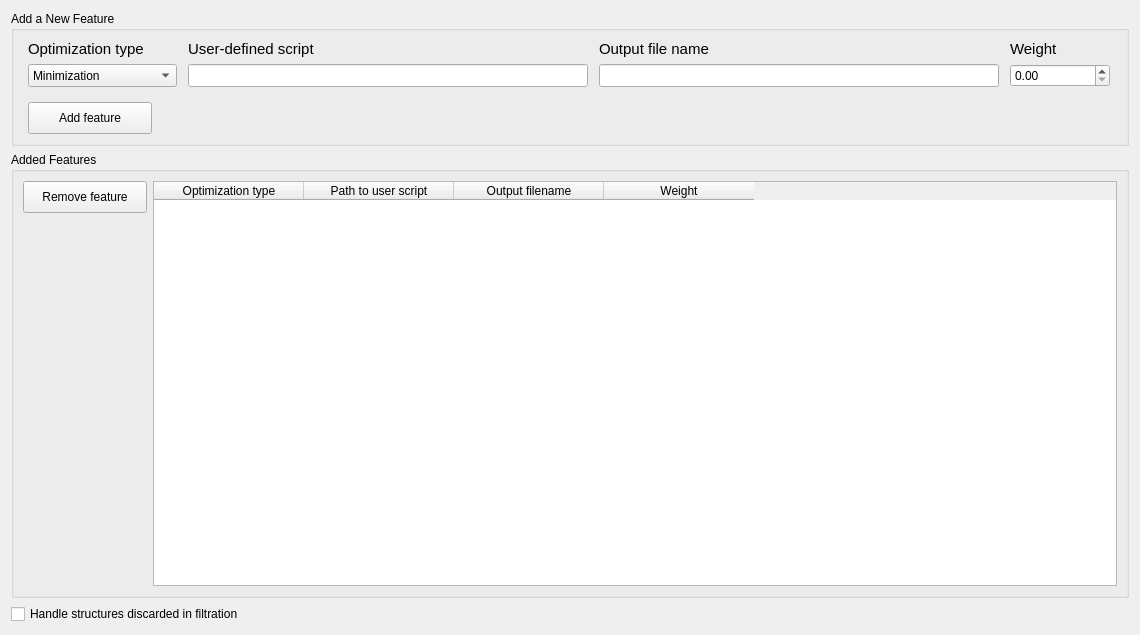
Before: the Qt Designer form src/xtalopt/ui/tab_mo.ui in hajinazar/dev-XtalOpt, drawn with Qt 5.
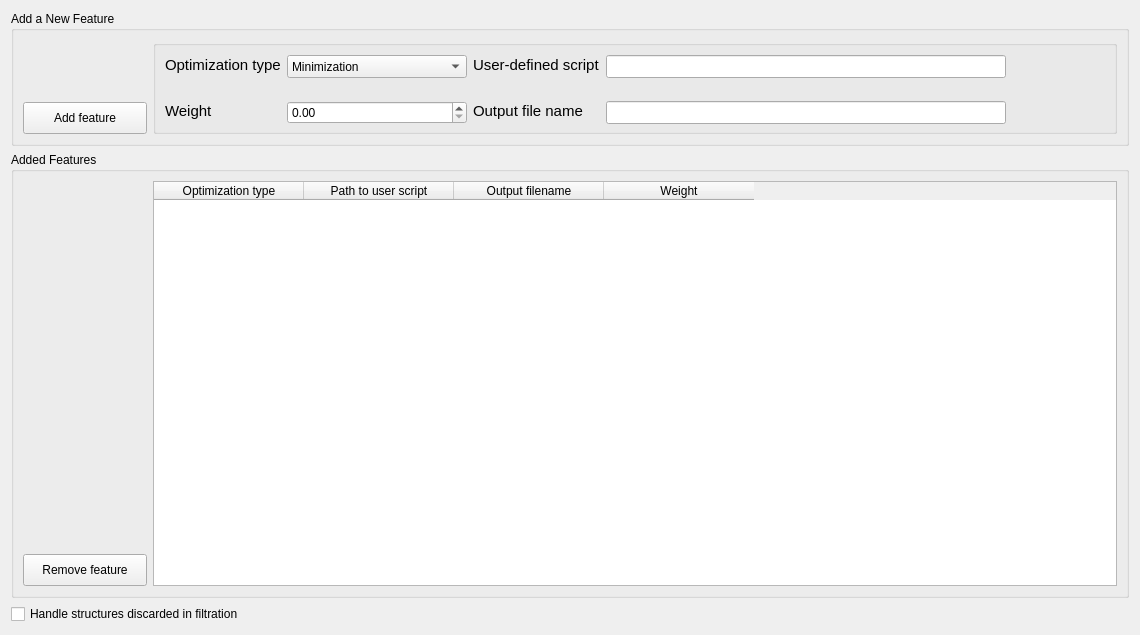
After: the same form once the commit is applied.

Patch:
```diff
--- a/src/xtalopt/ui/tab_mo.ui
+++ b/src/xtalopt/ui/tab_mo.ui
@@ -30,6 +30,31 @@
       <string>Added Features</string>
      </property>
      <layout class="QGridLayout" name="gridLayout">
+      <item row="2" column="0">
+       <widget class="QPushButton" name="push_removeFeatures">
+        <property name="minimumSize">
+         <size>
+          <width>124</width>
+          <height>32</height>
+         </size>
+        </property>
+        <property name="maximumSize">
+         <size>
+          <width>124</width>
+          <height>32</height>
+         </size>
+        </property>
+        <property name="focusPolicy">
+         <enum>Qt::NoFocus</enum>
+        </property>
+        <property name="toolTip">
+         <string>&lt;html&gt;&lt;head/&gt;&lt;body&gt;&lt;p&gt;Remove the selected feature from the list.&lt;/p&gt;&lt;/body&gt;&lt;/html&gt;</string>
+        </property>
+        <property name="text">
+         <string>Remove feature</string>
+        </property>
+       </widget>
+      </item>
       <item row="0" column="1" rowspan="3">
        <widget class="QTableWidget" name="table_features">
         <property name="editTriggers">
@@ -78,28 +103,6 @@
         </column>
        </widget>
       </item>
-      <item row="0" column="0">
-       <widget class="QPushButton" name="push_removeFeatures">
-        <property name="minimumSize">
-         <size>
-          <width>124</width>
-          <height>32</height>
-         </size>
-        </property>
-        <property name="maximumSize">
-         <size>
-          <width>124</width>
-          <height>32</height>
-         </size>
-        </property>
-        <property name="toolTip">
-         <string>&lt;html&gt;&lt;head/&gt;&lt;body&gt;&lt;p&gt;Remove the selected feature from the list.&lt;/p&gt;&lt;/body&gt;&lt;/html&gt;</string>
-        </property>
-        <property name="text">
-         <string>Remove feature</string>
-        </property>
-       </widget>
-      </item>
      </layout>
     </widget>
    </item>
@@ -121,77 +124,123 @@
       <string>Add a New Feature</string>
      </property>
      <layout class="QGridLayout" name="gridLayout_3">
-      <item row="0" column="4">
-       <widget class="QLabel" name="label_3">
+      <item row="1" column="0">
+       <widget class="QPushButton" name="push_addFeatures">
+        <property name="minimumSize">
+         <size>
+          <width>124</width>
+          <height>32</height>
+         </size>
+        </property>
         <property name="maximumSize">
          <size>
-          <width>100</width>
-          <height>20</height>
+          <width>124</width>
+          <height>32</height>
          </size>
         </property>
-        <property name="font">
-         <font>
-          <pointsize>11</pointsize>
-         </font>
+        <property name="focusPolicy">
+         <enum>Qt::NoFocus</enum>
         </property>
         <property name="text">
-         <string>Weight</string>
+         <string>Add feature</string>
         </property>
        </widget>
       </item>
-      <item row="0" column="2">
-       <widget class="QLabel" name="label_2">
+      <item row="0" column="1" rowspan="2">
+       <widget class="QGroupBox" name="groupBox_2">
+        <property name="title">
+         <string/>
+        </property>
+        <layout class="QGridLayout" name="gridLayout_4">
+         <item row="1" column="5">
+          <widget class="QLineEdit" name="line_path">
+           <property name="sizePolicy">
+            <sizepolicy hsizetype="Expanding" vsizetype="Fixed">
+             <horstretch>0</horstretch>
+             <verstretch>0</verstretch>
+            </sizepolicy>
+           </property>
+           <property name="minimumSize">
+            <size>
+             <width>400</width>
+             <height>23</height>
+            </size>
+           </property>
         <property name="maximumSize">
          <size>
-          <width>180</width>
-          <height>20</height>
-         </size>
-        </property>
-        <property name="font">
-         <font>
-          <pointsize>11</pointsize>
-         </font>
+             <width>1000</width>
+             <height>23</height>
+            </size>
+           </property>
+           <property name="toolTip">
+            <string>&lt;html&gt;&lt;head/&gt;&lt;body&gt;&lt;p&gt;The user-defined &amp;quot;executable&amp;quot; script which performs the calculations for feature.&lt;/p&gt;&lt;p&gt;(1) This entry should include &amp;quot;abolute&amp;quot; path to avoid issues in locating the script.&lt;/p&gt;&lt;p&gt;(2) This field is mandatory for min/max/fil optimization types, but will be ignored for Hardness:AFLOW-ML calculations.&lt;/p&gt;&lt;p&gt;(3) For a remote job the script should be on the remote cluster, while for a local run it should be in a local path.&lt;/p&gt;&lt;p&gt;(4) This field should not contain any white space character in between.&lt;/p&gt;&lt;/body&gt;&lt;/html&gt;</string>
         </property>
         <property name="text">
-         <string>User-defined script</string>
+            <string/>
         </property>
        </widget>
       </item>
-      <item row="0" column="1">
-       <widget class="QLabel" name="label">
-        <property name="maximumSize">
+         <item row="2" column="6">
+          <spacer name="horizontalSpacer">
+           <property name="orientation">
+            <enum>Qt::Horizontal</enum>
+           </property>
+           <property name="sizeHint" stdset="0">
          <size>
-          <width>130</width>
+             <width>40</width>
           <height>20</height>
          </size>
         </property>
-        <property name="font">
-         <font>
-          <pointsize>11</pointsize>
-         </font>
-        </property>
+          </spacer>
+         </item>
+         <item row="3" column="5">
+          <widget class="QLineEdit" name="line_output">
+           <property name="sizePolicy">
+            <sizepolicy hsizetype="Expanding" vsizetype="Fixed">
+             <horstretch>0</horstretch>
+             <verstretch>0</verstretch>
+            </sizepolicy>
+           </property>
+           <property name="minimumSize">
+            <size>
+             <width>400</width>
+             <height>23</height>
+            </size>
+           </property>
+           <property name="maximumSize">
+            <size>
+             <width>1000</width>
+             <height>23</height>
+            </size>
+           </property>
+           <property name="toolTip">
+            <string>&lt;html&gt;&lt;head/&gt;&lt;body&gt;&lt;p&gt;Output file name that user-defined script generates. Basically, this is a text file that contains a digit (integer or float) as the &amp;quot;first entry&amp;quot; of its &amp;quot;first line&amp;quot;; which is being read by XtalOpt.&lt;/p&gt;&lt;p&gt;(1) This entry is ignored for Hardness:AFLOW-ML calculations.&lt;/p&gt;&lt;p&gt;(2) This entry should not contain any white space character in between.&lt;/p&gt;&lt;/body&gt;&lt;/html&gt;</string>
+           </property>
         <property name="text">
-         <string>Optimization type</string>
+            <string/>
         </property>
        </widget>
       </item>
-      <item row="1" column="1">
+         <item row="1" column="2">
        <widget class="QComboBox" name="combo_type">
         <property name="minimumSize">
          <size>
-          <width>0</width>
+             <width>180</width>
           <height>23</height>
          </size>
         </property>
         <property name="maximumSize">
          <size>
-          <width>170</width>
+             <width>180</width>
           <height>23</height>
          </size>
         </property>
         <property name="toolTip">
          <string>&lt;html&gt;&lt;head/&gt;&lt;body&gt;&lt;p&gt;Optimization type for the feature. Possible options are:&lt;/p&gt;&lt;p&gt;1- Minimization&lt;/p&gt;&lt;p&gt;2- Maximization&lt;/p&gt;&lt;p&gt;3- Filtration&lt;/p&gt;&lt;p&gt;4- Hardness:AFLOW-ML &lt;/p&gt;&lt;/body&gt;&lt;/html&gt;</string>
         </property>
+           <property name="autoFillBackground">
+            <bool>false</bool>
+           </property>
         <property name="editable">
          <bool>false</bool>
         </property>
@@ -223,23 +272,83 @@
         </item>
        </widget>
       </item>
-      <item row="1" column="4">
+         <item row="3" column="1">
+          <widget class="QLabel" name="label_3">
+           <property name="minimumSize">
+            <size>
+             <width>0</width>
+             <height>20</height>
+            </size>
+           </property>
+           <property name="maximumSize">
+            <size>
+             <width>130</width>
+             <height>20</height>
+            </size>
+           </property>
+           <property name="font">
+            <font>
+             <pointsize>11</pointsize>
+            </font>
+           </property>
+           <property name="text">
+            <string>Weight</string>
+           </property>
+          </widget>
+         </item>
+         <item row="1" column="1">
+          <widget class="QLabel" name="label">
+           <property name="minimumSize">
+            <size>
+             <width>0</width>
+             <height>20</height>
+            </size>
+           </property>
+           <property name="maximumSize">
+            <size>
+             <width>130</width>
+             <height>20</height>
+            </size>
+           </property>
+           <property name="font">
+            <font>
+             <pointsize>11</pointsize>
+            </font>
+           </property>
+           <property name="text">
+            <string>Optimization type</string>
+           </property>
+          </widget>
+         </item>
+         <item row="3" column="2">
        <widget class="QDoubleSpinBox" name="sb_weight">
+           <property name="sizePolicy">
+            <sizepolicy hsizetype="Preferred" vsizetype="Fixed">
+             <horstretch>0</horstretch>
+             <verstretch>0</verstretch>
+            </sizepolicy>
+           </property>
         <property name="minimumSize">
          <size>
-          <width>0</width>
+             <width>180</width>
           <height>23</height>
          </size>
         </property>
         <property name="maximumSize">
          <size>
-          <width>200</width>
+             <width>180</width>
           <height>23</height>
          </size>
         </property>
         <property name="toolTip">
          <string>&lt;html&gt;&lt;head/&gt;&lt;body&gt;&lt;p&gt;Optimization weight for the feature.&lt;/p&gt;&lt;p&gt;(1) This should be a float number, larger than or equal to 0.0, and less than or equal to 1.0.&lt;/p&gt;&lt;p&gt;(2) For &amp;quot;Filtration&amp;quot; task, this will be set to 0.0 by the code.&lt;/p&gt;&lt;p&gt;(3) Total weight for all features should be less than or equal to 1.0.&lt;/p&gt;&lt;p&gt;(4) If this is set to zero for any non-Filtration feature; that feature is being calculated but will not be included in the optimization.&lt;/p&gt;&lt;/body&gt;&lt;/html&gt;</string>
         </property>
+           <property name="styleSheet">
+            <string notr="true"/>
+           </property>
+           <property name="buttonSymbols">
+            <enum>QAbstractSpinBox::UpDownArrows</enum>
+           </property>
         <property name="maximum">
          <double>1.000000000000000</double>
         </property>
@@ -248,33 +357,41 @@
         </property>
        </widget>
       </item>
-      <item row="1" column="2">
-       <widget class="QLineEdit" name="line_path">
+         <item row="1" column="4">
+          <widget class="QLabel" name="label_2">
         <property name="minimumSize">
          <size>
           <width>0</width>
-          <height>23</height>
+             <height>20</height>
          </size>
         </property>
         <property name="maximumSize">
          <size>
-          <width>400</width>
-          <height>23</height>
-         </size>
-        </property>
-        <property name="toolTip">
-         <string>&lt;html&gt;&lt;head/&gt;&lt;body&gt;&lt;p&gt;The user-defined &amp;quot;executable&amp;quot; script which performs the calculations for feature.&lt;/p&gt;&lt;p&gt;(1) This entry should include &amp;quot;abolute&amp;quot; path to avoid issues in locating the script.&lt;/p&gt;&lt;p&gt;(2) This field is mandatory for min/max/fil optimization types, but will be ignored for Hardness:AFLOW-ML calculations.&lt;/p&gt;&lt;p&gt;(3) For a remote job the script should be on the remote cluster, while for a local run it should be in a local path.&lt;/p&gt;&lt;p&gt;(4) This field should not contain any white space character in between.&lt;/p&gt;&lt;/body&gt;&lt;/html&gt;</string>
+             <width>180</width>
+             <height>20</height>
+            </size>
+           </property>
+           <property name="font">
+            <font>
+             <pointsize>11</pointsize>
+            </font>
         </property>
         <property name="text">
-         <string/>
+            <string>User-defined script</string>
         </property>
        </widget>
       </item>
-      <item row="0" column="3">
+         <item row="3" column="4">
        <widget class="QLabel" name="label_4">
+           <property name="minimumSize">
+            <size>
+             <width>0</width>
+             <height>20</height>
+            </size>
+           </property>
         <property name="maximumSize">
          <size>
-          <width>130</width>
+             <width>180</width>
           <height>20</height>
          </size>
         </property>
@@ -288,63 +405,9 @@
         </property>
        </widget>
       </item>
-      <item row="1" column="3">
-       <widget class="QLineEdit" name="line_output">
-        <property name="minimumSize">
-         <size>
-          <width>0</width>
-          <height>23</height>
-         </size>
-        </property>
-        <property name="maximumSize">
-         <size>
-          <width>400</width>
-          <height>23</height>
-         </size>
-        </property>
-        <property name="toolTip">
-         <string>&lt;html&gt;&lt;head/&gt;&lt;body&gt;&lt;p&gt;Output file name that user-defined script generates. Basically, this is a text file that contains a digit (integer or float) as the &amp;quot;first entry&amp;quot; of its &amp;quot;first line&amp;quot;; which is being read by XtalOpt.&lt;/p&gt;&lt;p&gt;(1) This entry is ignored for Hardness:AFLOW-ML calculations.&lt;/p&gt;&lt;p&gt;(2) This entry should not contain any white space character in between.&lt;/p&gt;&lt;/body&gt;&lt;/html&gt;</string>
-        </property>
-        <property name="text">
-         <string/>
-        </property>
+        </layout>
        </widget>
       </item>
-      <item row="3" column="1">
-       <widget class="QPushButton" name="push_addFeatures">
-        <property name="minimumSize">
-         <size>
-          <width>124</width>
-          <height>32</height>
-         </size>
-        </property>
-        <property name="maximumSize">
-         <size>
-          <width>124</width>
-          <height>32</height>
-         </size>
-        </property>
-        <property name="toolTip">
-         <string>&lt;html&gt;&lt;head/&gt;&lt;body&gt;&lt;p&gt;Add a feature:&lt;/p&gt;&lt;p&gt;(1) A zero weight for any feature results in calculation of that feature; but excluding that from optimization.&lt;/p&gt;&lt;p&gt;(2) Sum of the total weight for introduced features can't exceed 1.0.&lt;/p&gt;&lt;p&gt;(3) Path to script and output filename entries can't contain any white space character.&lt;/p&gt;&lt;/body&gt;&lt;/html&gt;</string>
-        </property>
-        <property name="text">
-         <string>Add feature</string>
-        </property>
-       </widget>
-      </item>
-      <item row="2" column="2">
-       <spacer name="verticalSpacer">
-        <property name="orientation">
-         <enum>Qt::Vertical</enum>
-        </property>
-        <property name="sizeHint" stdset="0">
-         <size>
-          <width>20</width>
-          <height>40</height>
-         </size>
-        </property>
-       </spacer>
-      </item>
      </layout>
     </widget>
    </item>
```
Left out of the diff: 32 changed lines with no effect on the pictures. Lines whose indentation alone changed are shown as unchanged.
